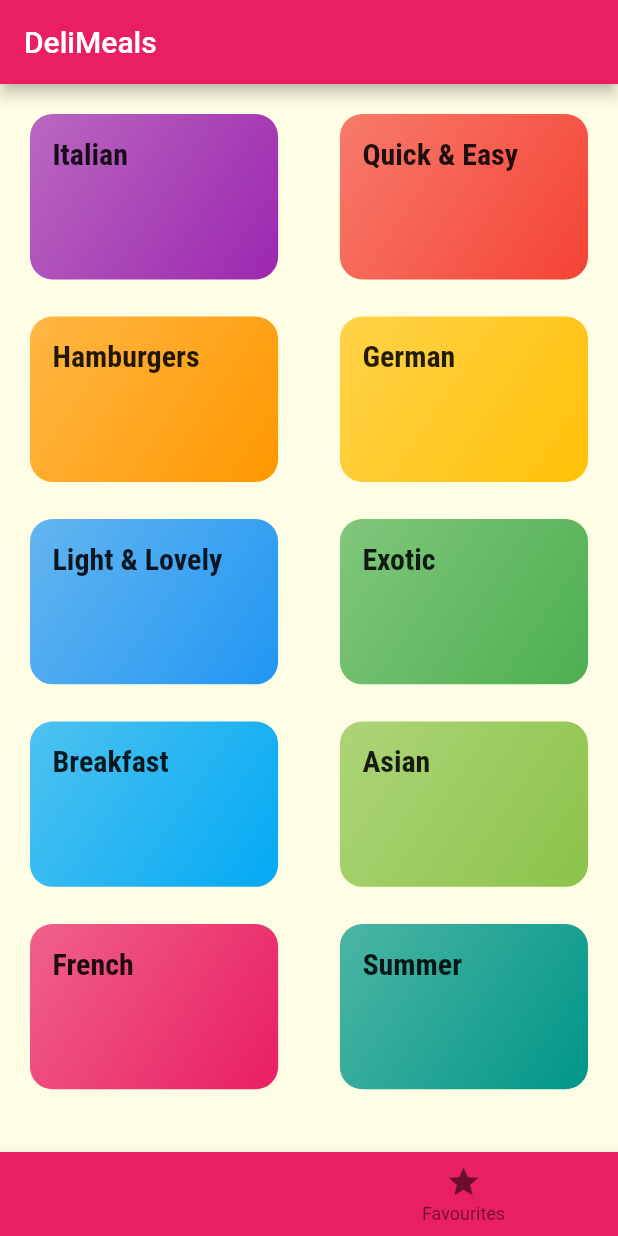
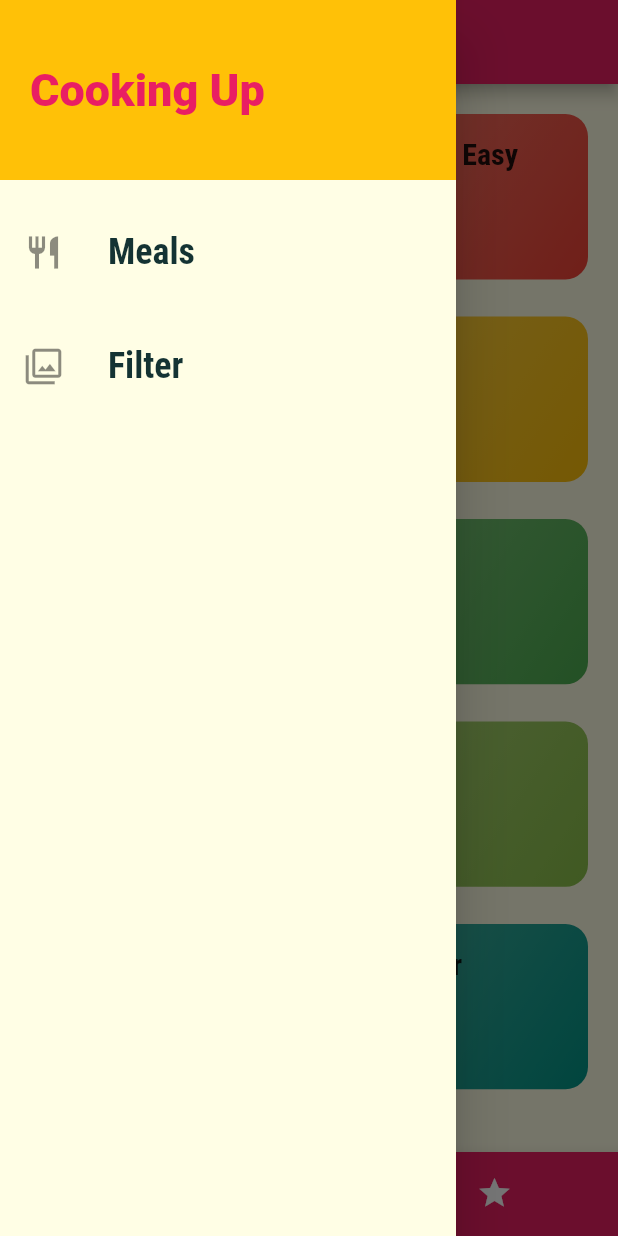
Before and after one commit to CHAITANYA9999999/MEALS-APP, a Flutter app: the screen it shows after launch, with the side drawer open (before the commit the screen has no drawer), on a phone screen of 412 x 824 dp. Run offline on Flutter 3.47's test engine with Material 2 defaults, Android fonts, the phone set to English and light mode, and no system bars; Roboto replaces fonts that are missing (Raleway).

Commit message:
DAY-4 COMPLETED

```diff
--- a/lib/main.dart
+++ b/lib/main.dart
@@ -4,6 +4,7 @@ import 'package:meals_app/models/category.dart';
 import 'screens/categories_screen.dart';
 import 'screens/meal_detail_screen.dart';
 import './screens/tabs_screeen.dart';
+import './screens/filter_screen.dart';
 
 void main() => runApp(MyApp());
 
@@ -36,6 +37,7 @@ class MyApp extends StatelessWidget {
         '/': (context) => TabScreen(),
         CategoryMealScreen.routeName: ((context) => CategoryMealScreen()),
         MealDetailScreen.routeName: (context) => MealDetailScreen(),
+        FilterScreen.routeName: (context) => FilterScreen(),
       },
 
       //*If you are trying to reach a route that is not registered on
--- a/lib/screens/tabs_screeen.dart
+++ b/lib/screens/tabs_screeen.dart
@@ -1,6 +1,7 @@
 import 'package:flutter/material.dart';
 import 'package:meals_app/screens/categories_screen.dart';
 import 'package:meals_app/screens/favourites_screen.dart';
+import '../widgets/main_drawer.dart';
 
 class TabScreen extends StatefulWidget {
   const TabScreen({super.key});
@@ -10,7 +11,11 @@ class TabScreen extends StatefulWidget {
 }
 
 class _TabScreenState extends State<TabScreen> {
-  final List<Widget> _pages = [CategoriesScreen(), FavouritesScreen()];
+  // final List<Widget> _pages = [CategoriesScreen(), FavouritesScreen()];
+  final List<Map<String, Object>> _pages = [
+    {'title': 'Categories', 'page': CategoriesScreen()},
+    {'title': 'Favourites', 'page': FavouritesScreen()}
+  ];
   int _selectedPageIndex = 0;
 
   void _selectPage(int index) {
@@ -24,18 +29,35 @@ class _TabScreenState extends State<TabScreen> {
     //*If you want the TabBar at the bottom of the screen
     return Scaffold(
       appBar: AppBar(
-        title: Text('DeliMeals'),
+        title: Text(_pages[_selectedPageIndex]['title'] as String),
       ),
-      body: _pages[_selectedPageIndex],
+      drawer: MainDrawer(),
+      body: _pages[_selectedPageIndex]['page']! as Widget,
       bottomNavigationBar: BottomNavigationBar(
         onTap: _selectPage,
-        backgroundColor: Theme.of(context).primaryColor,
+
+        //*If you are using the type as shifting, then you have to
+        //*manually assign the background color to the items
+        //backgroundColor: Theme.of(context).primaryColor,
+
+        //* The one which is not selected should have the following color
+        unselectedItemColor: Colors.white,
+
+        //* The one which is not selected should have the following color
+        selectedItemColor: Theme.of(context).accentColor,
+
+        //*The app should know which one is selected
+        currentIndex: _selectedPageIndex,
+
+        type: BottomNavigationBarType.shifting,
         items: [
           BottomNavigationBarItem(
+            backgroundColor: Theme.of(context).primaryColor,
             icon: Icon(Icons.category),
             label: 'Categories',
           ),
           BottomNavigationBarItem(
+            backgroundColor: Theme.of(context).primaryColor,
             icon: Icon(Icons.star),
             label: 'Favourites',
           )
--- /dev/null
+++ b/lib/widgets/main_drawer.dart
@@ -0,0 +1,85 @@
+import 'package:flutter/material.dart';
+import '../screens/filter_screen.dart';
+
+class MainDrawer extends StatelessWidget {
+  const MainDrawer({super.key});
+
+  @override
+  Widget build(BuildContext context) {
+    Widget _drawerDesign(IconData icon, String text, Function Handler) {
+      return ListTile(
+        leading: Icon(
+          icon,
+          size: 26,
+        ),
+        title: Text(
+          text,
+          style: TextStyle(
+            fontFamily: 'RobotoCondensed',
+            fontSize: 24,
+            fontWeight: FontWeight.bold,
+          ),
+        ),
+        onTap: () {
+          Handler();
+        },
+      );
+    }
+
+    return Drawer(
+      child: Column(
+        children: [
+          Container(
+            height: 120,
+            width: double.infinity,
+            padding: EdgeInsets.all(20),
+            alignment: Alignment.centerLeft,
+            color: Theme.of(context).accentColor,
+            child: Text(
+              'Cooking Up',
+              style: TextStyle(
+                fontWeight: FontWeight.w900,
+                fontSize: 30,
+                color: Theme.of(context).primaryColor,
+              ),
+            ),
+          ),
+          SizedBox(
+            height: 20,
+          ),
+          _drawerDesign(
+            Icons.restaurant as IconData,
+            'Meals',
+            () {
+              //*What pushnamed does is that it pushes the page onto the
+              //*stack of pages and therefore whenever we navigate between
+              //* screens in the app, stack is growing continuously which
+              //*may slow the app, there what pushReplacementNamed does is
+              //* it pops the current page and pushes the page which is to
+              //*be displayed. You can feel this change when you press the
+              //*back button, if it is pushNamed, when you press back, it will
+              //*simply pop the current page and show the page which is on top of
+              //*stack, but if you will use pushreplacement, then you can't navigate
+              //* to that page by simply pressing back button.
+              // Navigator.of(context).pushNamed('/');
+              Navigator.of(context).pushReplacementNamed('/');
+            },
+          ),
+          SizedBox(
+            height: 20,
+          ),
+          _drawerDesign(
+            Icons.filter as IconData,
+            'Filter',
+            () {
+              // Navigator.of(context).pushNamed(FilterScreen.routeName);
+              Navigator.of(context)
+                  .pushReplacementNamed(FilterScreen.routeName);
+              ;
+            },
+          ),
+        ],
+      ),
+    );
+  }
+}
```
Also changed, not shown: lib/screens/category_meals_screen.dart (+47 -18 lines), lib/screens/filter_screen.dart (added, +30 -0 lines), lib/screens/meal_detail_screen.dart (+7 -1 lines), lib/widgets/meal_item.dart (+16 -2 lines).
